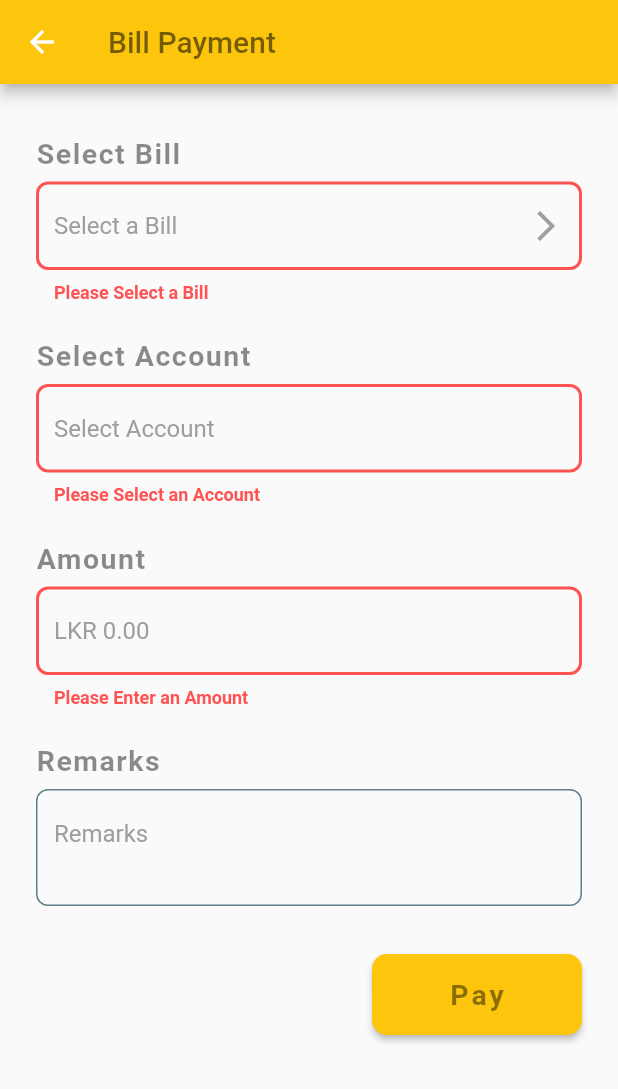
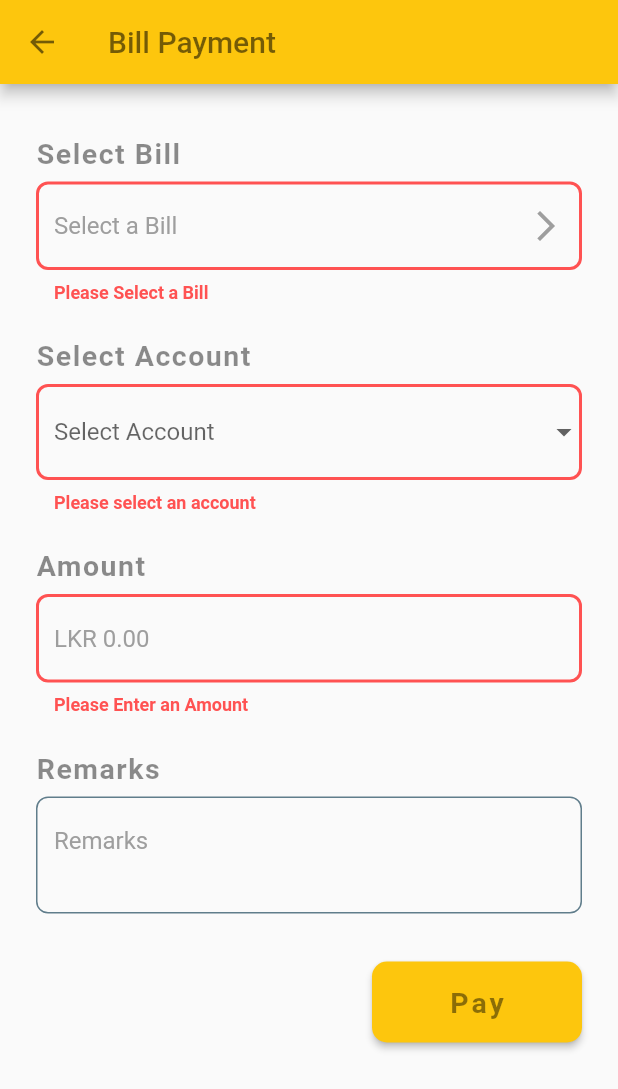
Before and after one commit to User-Experience-Design-SE3050-2021/se3050---uee-2021s2_reg_we_26, a Flutter app: the PaymentScreen screen opened directly, after a tap on "Pay", on a phone screen of 412 x 824 dp. Shown: the top 1089 px of the screen. Run offline on Flutter 3.47's test engine with Material 2 defaults, Android fonts, the phone set to English and light mode, and no system bars; our stand-ins replace cloud_firestore, firebase_core; accounts and stored records are empty.

Commit message:
added_dropdown_bill_payment_20210926

```diff
--- a/lib/screens/billPayments/add_bill_screen.dart
+++ b/lib/screens/billPayments/add_bill_screen.dart
@@ -22,6 +22,9 @@ class AddBillScreen extends StatelessWidget {
       },
       child: Scaffold(
         appBar: AppBar(
+          iconTheme: const IconThemeData(
+            color: Colors.black54,
+          ),
           backgroundColor: const Color.fromRGBO(253,198,13,1),
           title:const Text(
             'Add Bill',
--- a/lib/screens/billPayments/payment_form.dart
+++ b/lib/screens/billPayments/payment_form.dart
@@ -1,7 +1,7 @@
 import 'package:boc_smart_passbook/custom_form_field.dart';
-import 'package:boc_smart_passbook/custom_form_forward_field.dart';
 import 'package:boc_smart_passbook/screens/billPayments/bills_screen.dart';
 import 'package:boc_smart_passbook/screens/billPayments/custom_form_field_forward_bill.dart';
+import 'package:boc_smart_passbook/screens/billPayments/payment_confirm_preview_screen.dart';
 import 'package:boc_smart_passbook/validators/bill_payment_database.dart';
 import 'package:flutter/material.dart';
 
@@ -30,6 +30,7 @@ class _PaymentFormState extends State<PaymentForm> {
 
   final _addItemFormKey = GlobalKey<FormState>();
 
+  final List<String> ownAccount = ['Account 1 - 423434564','Account 2 - 2354545'];
   bool _isProcessing = false;
 
   final TextEditingController _billController = TextEditingController();
@@ -94,21 +95,77 @@ class _PaymentFormState extends State<PaymentForm> {
                       ),
                     ),
                     SizedBox(height: 8.0),
-                    CustomFormField(
-                      initialValue: "",
-                      isLabelEnabled: false,
-                      controller: _accountController,
-                      focusNode: widget.accountFocusNode,
-                      keyboardType: TextInputType.text,
-                      inputAction: TextInputAction.next,
-                      validator: (value) {
-                        if (value == null || value.isEmpty) {
-                          return 'Please Select an Account';
+                    // CustomFormField(
+                    //   initialValue: "",
+                    //   isLabelEnabled: false,
+                    //   controller: _accountController,
+                    //   focusNode: widget.accountFocusNode,
+                    //   keyboardType: TextInputType.text,
+                    //   inputAction: TextInputAction.next,
+                    //   validator: (value) {
+                    //     if (value == null || value.isEmpty) {
+                    //       return 'Please Select an Account';
+                    //     }
+                    //     getAccount = value;
+                    //   },
+                    //   label:'Select Account',
+                    //   hint: 'Select Account',
+                    // ),
+                    DropdownButtonFormField(
+                      decoration: InputDecoration(
+                        labelStyle: TextStyle(color: Colors.yellowAccent),
+                        hintStyle: const TextStyle(
+                            color: Colors.grey
+                        ),
+                        errorStyle: const TextStyle(
+                          color: Colors.redAccent,
+                          fontWeight: FontWeight.bold,
+                        ),
+                        focusedBorder: OutlineInputBorder(
+                            borderRadius: BorderRadius.circular(8.0),
+                            borderSide: const BorderSide(
+                              color: Colors.amberAccent,
+                              width: 2,
+                            )
+                        ),
+                        enabledBorder: OutlineInputBorder(
+                            borderRadius: BorderRadius.circular(8.0),
+                            borderSide: const BorderSide(
+                              color: Colors.grey,
+                            )
+                        ),
+                        errorBorder: OutlineInputBorder(
+                            borderRadius: BorderRadius.circular(8.0),
+                            borderSide: const BorderSide(
+                              color: Colors.redAccent,
+                              width: 2,
+                            )
+                        ),
+                        focusedErrorBorder: OutlineInputBorder(
+                          borderRadius: BorderRadius.circular(8.0),
+                          borderSide: const BorderSide(
+                            color: Colors.redAccent,
+                            width: 2,
+                          ),
+                        ),
+                      ),
+                      onChanged: (val) {
+                        setState(() => getAccount = val.toString());
+                      },
+                      hint: Text('Select Account'),
+                     // value: getAccount.isEmpty ? 'Isira - 423434564' : getAccount,
+                      validator: (val) {
+                        if(val == null || val.toString().isEmpty){
+                          return 'Please select an account';
                         }
-                        getAccount = value;
+                       // getAccountNo = val.toString();
                       },
-                      label:'Select Account',
-                      hint: 'Select Account',
+                      items: ownAccount.map((account) {
+                        return DropdownMenuItem(
+                          child: Text(account),
+                          value: account,
+                        );
+                      }).toList(),
                     ),
                     SizedBox(height: 24.0),
                     const Text(
@@ -201,11 +258,16 @@ class _PaymentFormState extends State<PaymentForm> {
                             setState(() {
                               _isProcessing = true;
                             });
-                            await BillPaymentDatabase.payBill(amount: getAmount,description:getBill);
+                              await BillPaymentDatabase.payBill(amount: getAmount,description:getBill);
                             setState(() {
                               _isProcessing = false;
                             });
-                            Navigator.of(context).pop();
+                          //Navigator.of(context).pop();
+                            Navigator.of(context).push(
+                              MaterialPageRoute(
+                                builder: (context) => PaymentConfirmScreen(),
+                              ),
+                            );
                           }
                         },
                         child: const Padding(
--- a/lib/screens/billPayments/payment_screen.dart
+++ b/lib/screens/billPayments/payment_screen.dart
@@ -25,6 +25,9 @@ class PaymentScreen extends StatelessWidget {
       child: Scaffold(
 
         appBar: AppBar(
+          iconTheme: const IconThemeData(
+            color: Colors.black54,
+          ),
           backgroundColor: const Color.fromRGBO(253,198,13,1),
           title:const Text(
             'Bill Payment',
```
Also changed, not shown: lib/custom_form_forward_field.dart (deleted, +0 -105 lines), lib/screens/billPayments/payment_confirm_preview_form.dart (added, +15 -0 lines), lib/screens/billPayments/payment_confirm_preview_screen.dart (added, +86 -0 lines).
